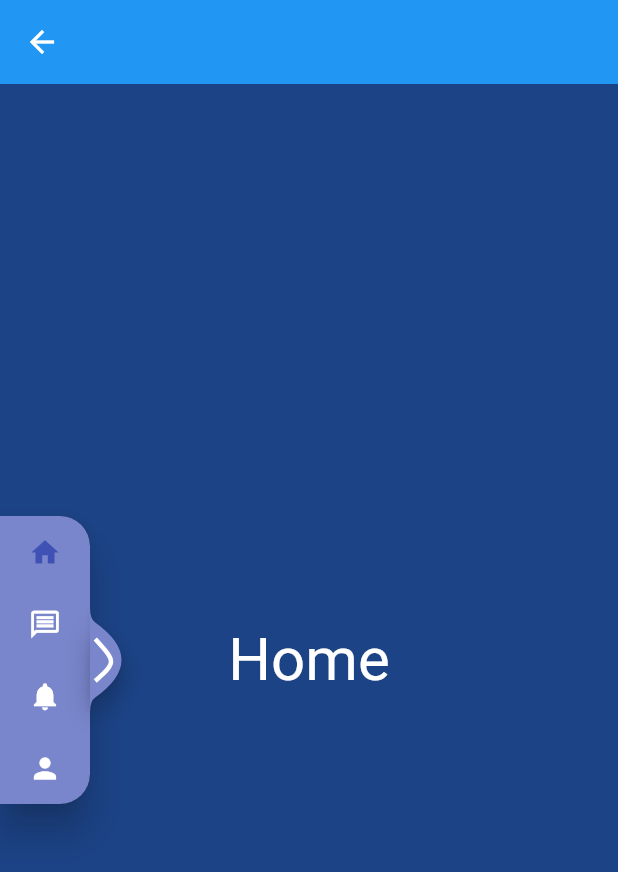
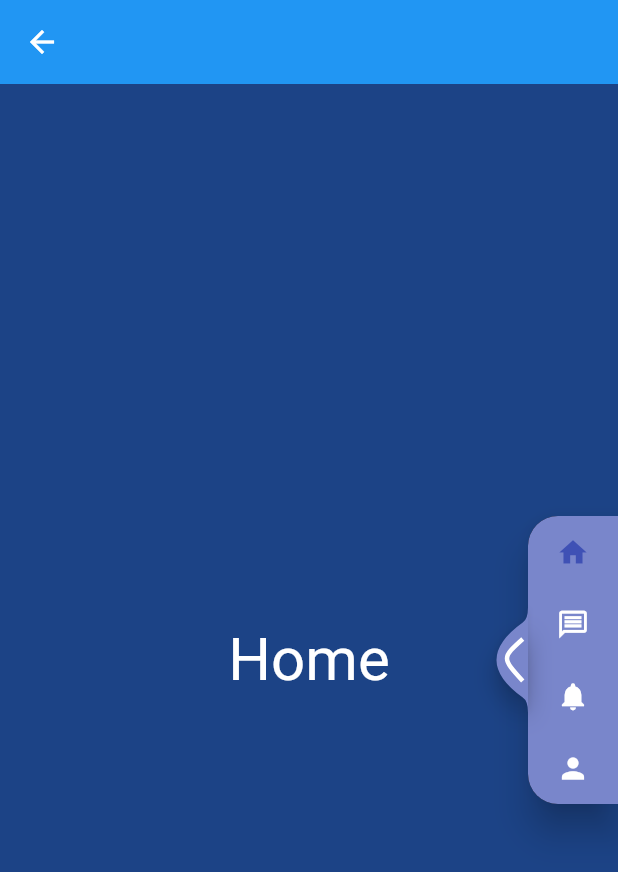
Before and after one commit to youssefali424/AnimatedRail, a Flutter app: the screen it shows after launch, after a tap on "new customizations", on a phone screen of 412 x 824 dp. Shown: the top 872 px of the screen. Run offline on Flutter 3.47's test engine with Material 2 defaults, Android fonts, the phone set to English and light mode, and no system bars.

```diff
--- a/example/lib/main.dart
+++ b/example/lib/main.dart
@@ -154,6 +154,7 @@ class NewCustomizations extends StatelessWidget {
             background: Colors.indigo[300],
             maxWidth: 175,
             width: 60,
+            direction: TextDirection.rtl,
             railTileConfig: RailTileConfig(
               iconSize: 22,
               iconColor: Colors.white,
--- a/lib/animated_rail/animated_rail.dart
+++ b/lib/animated_rail/animated_rail.dart
@@ -10,7 +10,7 @@ class AnimatedRail extends StatefulWidget {
   final double maxWidth;
 
   /// direction of rail if it is on the right or left
-  final TextDirection direction;
+  final TextDirection? direction;
 
   /// the tabs of the rail as a list of object type [RailItem]
   final List<RailItem> items;
@@ -44,7 +44,7 @@ class AnimatedRail extends StatefulWidget {
     Key? key,
     this.width = 100,
     this.maxWidth = 350,
-    this.direction = TextDirection.ltr,
+    this.direction,
     this.items = const [],
     this.selectedIndex,
     this.background,
@@ -84,7 +84,9 @@ class AnimatedRailState extends State<AnimatedRail> {
 
   @override
   Widget build(BuildContext context) {
-    return Material(
+    return Directionality(
+      textDirection: widget.direction ?? Directionality.of(context),
+      child: Material(
         type: MaterialType.card,
         child: Container(
           child: LayoutBuilder(
@@ -97,8 +99,9 @@ class AnimatedRailState extends State<AnimatedRail> {
                 children: [
                   ValueListenableBuilder(
                     valueListenable: selectedIndexNotifier,
-                  builder: (cx, int? index, _) =>
-                      items.isNotEmpty ? items[index ?? 0].screen : Container(),
+                    builder: (cx, int? index, _) => items.isNotEmpty
+                        ? items[index ?? 0].screen
+                        : Container(),
                   ),
                   AnimatedRailRaw(
                     constraints: constraints,
@@ -121,6 +124,7 @@ class AnimatedRailState extends State<AnimatedRail> {
             },
           ),
         ),
+      ),
     );
   }
 }
--- a/lib/animated_rail/animated_rail_raw.dart
+++ b/lib/animated_rail/animated_rail_raw.dart
@@ -230,13 +230,12 @@ class AnimatedRailRawState extends State<AnimatedRailRaw>
       width: width.clamp(widget.width, double.infinity) + 30,
       key: _containerKey,
       child: Transform.translate(
-        offset: Offset(translateX, translateY),
+        offset: Offset(
+            translateX * (direction == TextDirection.ltr ? 1 : -1), translateY),
         child: Row(
           key: _railKey,
           mainAxisSize: MainAxisSize.max,
-          children: direction == TextDirection.rtl
-              ? content.reversed.toList()
-              : content,
+          children: content,
         ),
       ),
     );
```
Lines whose indentation alone changed are shown as unchanged.
